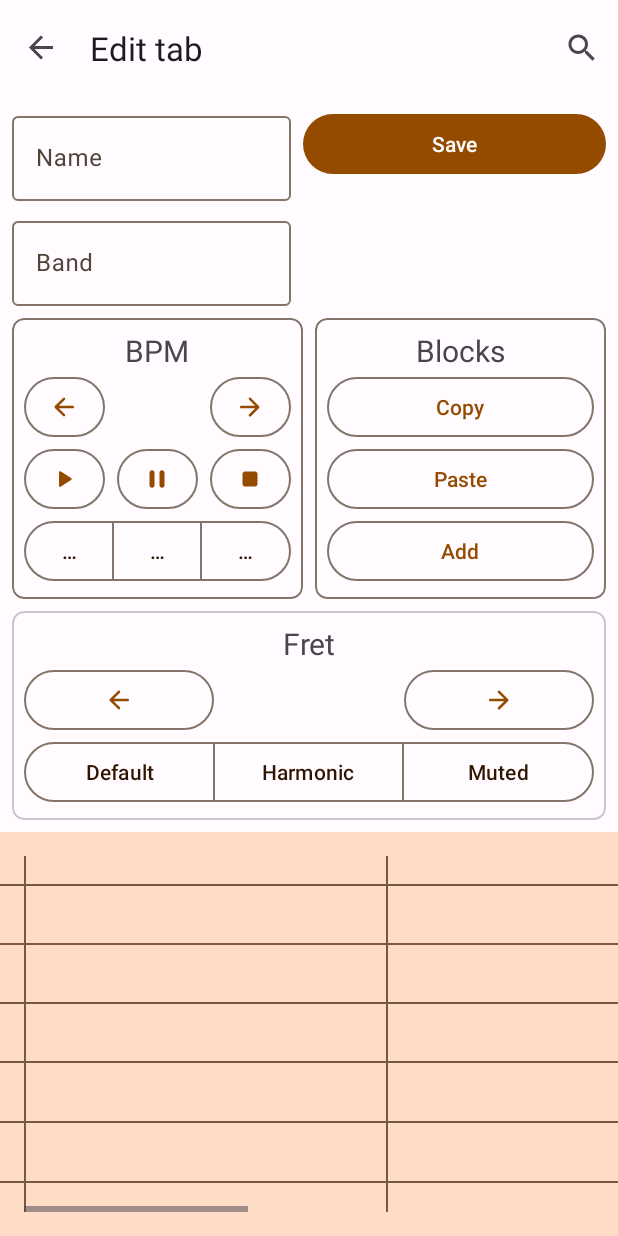
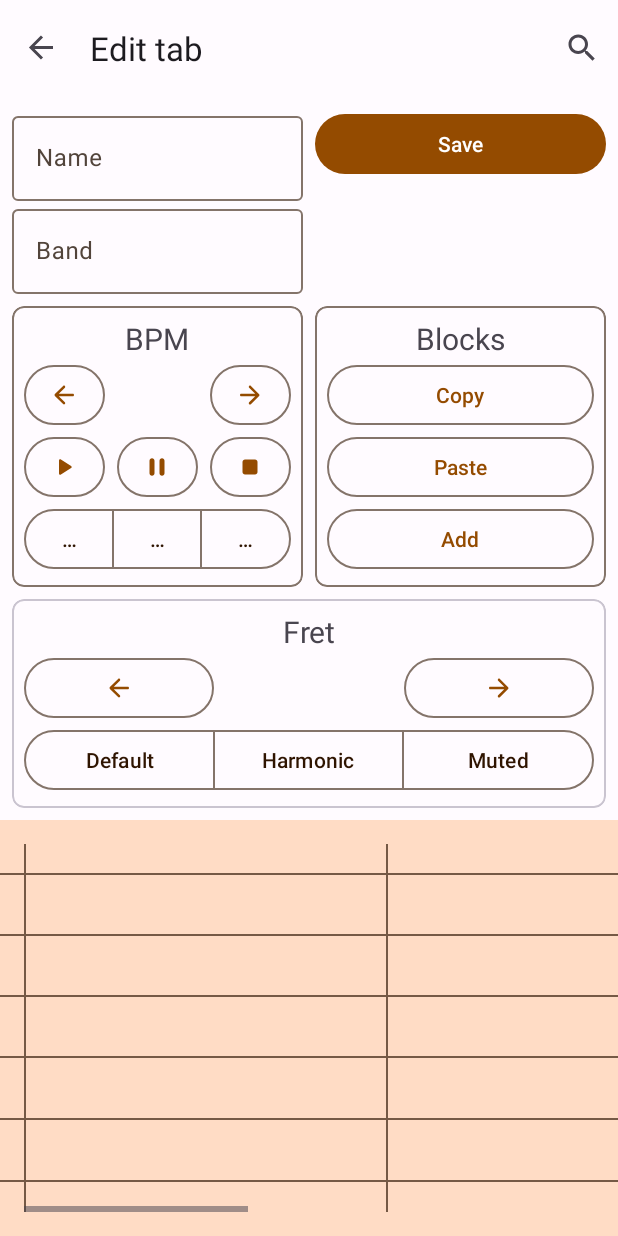
Before and after one commit to Andrinha/marerial-tab-editor, an Android app: the EditFragment screen opened through its navigation route, on a phone screen of 412 x 824 dp. Run offline under Robolectric (Android 15) with nearby library versions, the phone set to English and light mode, and no system bars; our stand-ins replace Room's generated code, navigation-ui.

Commit message:
update ui

```diff
--- a/app/src/main/res/layout/fragment_edit.xml
+++ b/app/src/main/res/layout/fragment_edit.xml
@@ -17,14 +17,16 @@
         <LinearLayout
             android:layout_width="0dp"
             android:layout_height="wrap_content"
+            android:layout_marginStart="@dimen/half_margin"
+            android:layout_marginTop="@dimen/half_margin"
+            android:layout_marginEnd="@dimen/quarter_margin"
             android:layout_weight="1"
             android:orientation="vertical">
 
             <com.google.android.material.textfield.TextInputLayout
                 android:id="@+id/textInputLayout"
                 android:layout_width="match_parent"
-                android:layout_height="wrap_content"
-                android:layout_margin="@dimen/half_margin">
+                android:layout_height="wrap_content">
 
                 <com.google.android.material.textfield.TextInputEditText
                     android:layout_width="match_parent"
@@ -35,9 +37,7 @@
             <com.google.android.material.textfield.TextInputLayout
                 android:id="@+id/textInputLayout2"
                 android:layout_width="match_parent"
-                android:layout_height="wrap_content"
-                android:layout_marginStart="@dimen/half_margin"
-                android:layout_marginEnd="@dimen/half_margin">
+                android:layout_height="wrap_content">
 
                 <com.google.android.material.textfield.TextInputEditText
                     android:layout_width="match_parent"
@@ -52,6 +52,7 @@
             android:id="@+id/button_save"
             android:layout_width="0dp"
             android:layout_height="wrap_content"
+            android:layout_marginStart="@dimen/quarter_margin"
             android:layout_marginTop="@dimen/half_margin"
             android:layout_marginEnd="@dimen/half_margin"
             android:layout_weight="1"
@@ -419,9 +420,9 @@
             android:id="@+id/recycler_song"
             android:layout_width="match_parent"
             android:layout_height="match_parent"
+            android:layout_margin="@dimen/default_margin"
             android:clipToPadding="false"
             android:orientation="horizontal"
-            android:layout_margin="@dimen/default_margin"
             android:scrollbars="horizontal"
             tools:itemCount="6"
             tools:listitem="@layout/item_note" />
```
